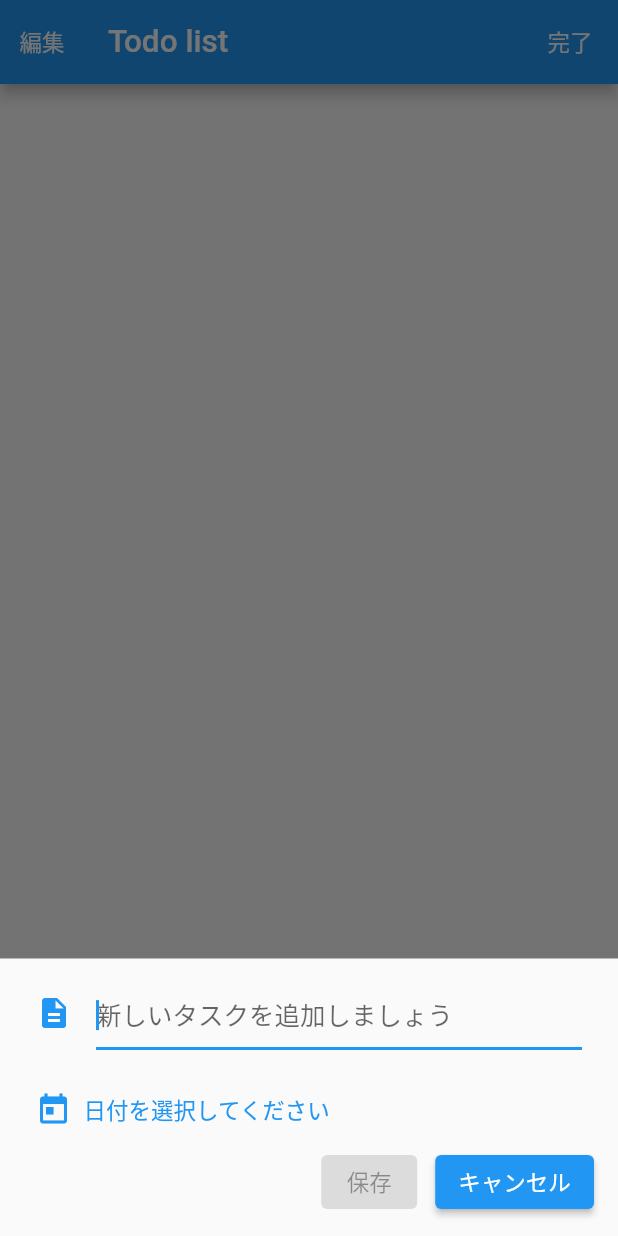
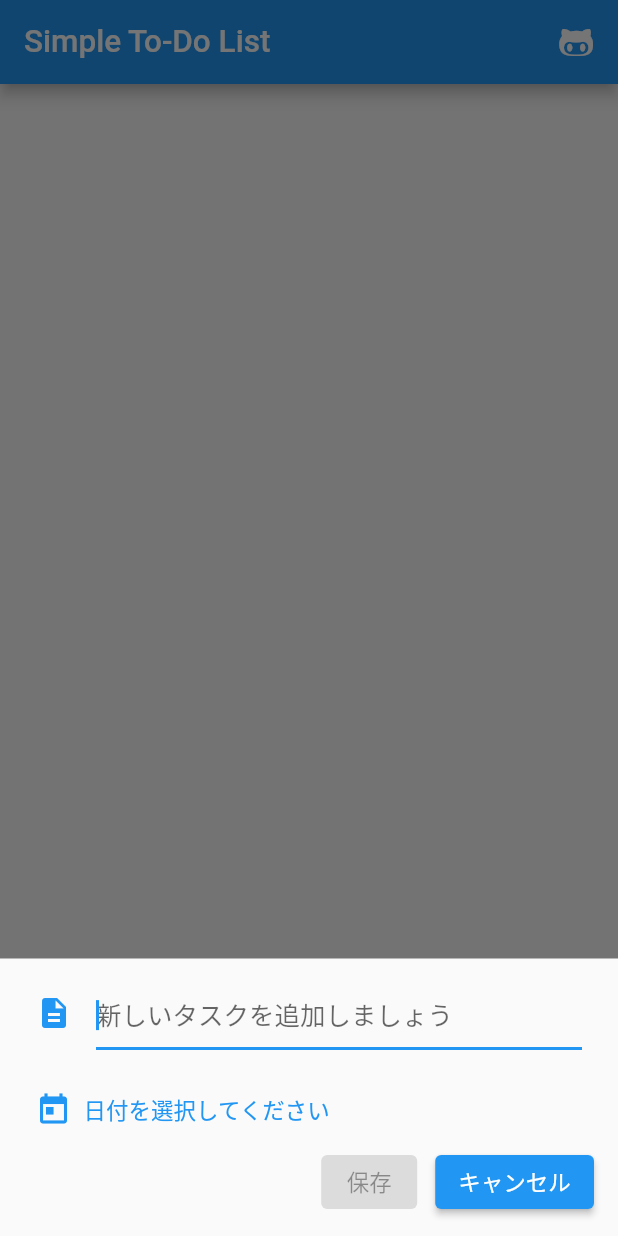
Before and after one commit to MasterHiei/todo_list, a Flutter app: the screen it shows after launch, after a tap on the "add" icon, on a phone screen of 412 x 824 dp. Run offline on Flutter 3.47's test engine with Material 2 defaults, Android fonts, the phone set to English and light mode, and no system bars; our stand-ins replace either_dart, flutter_riverpod, font_awesome_flutter, freezed_annotation, isar, riverpod_annotation; accounts and stored records are empty; generated files the repository leaves out were written again.

Commit message:
feat: implement remove todo

```diff
--- /dev/null
+++ b/lib/entities/saved_todo.dart
@@ -0,0 +1,31 @@
+import 'package:freezed_annotation/freezed_annotation.dart';
+import 'package:isar/isar.dart';
+
+import '../collections/todo.dart';
+
+part 'saved_todo.freezed.dart';
+
+@freezed
+class SavedTodo with _$SavedTodo {
+  const factory SavedTodo({
+    required Id id,
+    required String contents,
+    required DateTime deadline,
+    required bool isCompleted,
+  }) = _SavedTodo;
+
+  factory SavedTodo.from(Todo todo) => SavedTodo(
+        id: todo.id,
+        contents: todo.contents,
+        deadline: todo.deadline,
+        isCompleted: todo.isCompleted,
+      );
+
+  const SavedTodo._();
+
+  Todo toCollection() => Todo()
+    ..id = id
+    ..contents = contents
+    ..deadline = deadline
+    ..isCompleted = isCompleted;
+}
--- a/lib/entities/unsaved_todo.dart
+++ b/lib/entities/unsaved_todo.dart
@@ -4,6 +4,7 @@ import 'package:isar/isar.dart';
 
 import '../collections/todo.dart';
 import '../core/failures/value_failure.dart';
+import 'saved_todo.dart';
 
 part 'unsaved_todo.freezed.dart';
 
@@ -15,7 +16,7 @@ class UnsavedTodo with _$UnsavedTodo {
     DateTime? deadline,
   }) = _UnsavedTodo;
 
-  factory UnsavedTodo.fromSaved(Todo todo) => UnsavedTodo(
+  factory UnsavedTodo.from(SavedTodo todo) => UnsavedTodo(
         id: todo.id,
         contents: todo.contents,
         deadline: todo.deadline,
--- a/lib/main.dart
+++ b/lib/main.dart
@@ -31,9 +31,11 @@ class TodoApp extends StatelessWidget {
       theme: ThemeData.light(),
       localizationsDelegates: const [
         GlobalMaterialLocalizations.delegate,
+        GlobalCupertinoLocalizations.delegate,
       ],
       supportedLocales: const [Locale('ja', 'JP')],
       home: const TodoHomePage(),
+      debugShowCheckedModeBanner: false,
     );
   }
 }
--- a/lib/pages/widgets/todo_app_bar.dart
+++ b/lib/pages/widgets/todo_app_bar.dart
@@ -1,4 +1,6 @@
 import 'package:flutter/material.dart';
+import 'package:font_awesome_flutter/font_awesome_flutter.dart';
+import 'package:url_launcher/url_launcher.dart';
 
 class TodoAppBar extends StatelessWidget implements PreferredSizeWidget {
   const TodoAppBar({Key? key}) : super(key: key);
@@ -6,21 +8,14 @@ class TodoAppBar extends StatelessWidget implements PreferredSizeWidget {
   @override
   Widget build(BuildContext context) {
     return AppBar(
-      leading: TextButton(
-        child: const Text(
-          '編集',
-          style: TextStyle(color: Colors.white),
-        ),
-        onPressed: () {},
-      ),
-      title: const Text('Todo list'),
+      title: const Text('Simple To-Do List'),
       actions: [
-        TextButton(
-          child: const Text(
-            '完了',
-            style: TextStyle(color: Colors.white),
+        IconButton(
+          padding: const EdgeInsets.symmetric(horizontal: 16),
+          icon: const Icon(FontAwesomeIcons.githubAlt),
+          onPressed: () => launchUrl(
+            Uri.parse('https://github.com/MasterHiei/todo_list'),
           ),
-          onPressed: () {},
         ),
       ],
     );
--- a/lib/pages/widgets/todo_input_bottom_sheet.dart
+++ b/lib/pages/widgets/todo_input_bottom_sheet.dart
@@ -3,7 +3,7 @@ import 'package:flutter_riverpod/flutter_riverpod.dart';
 
 import '../../core/failures/extensions/date_time_format.dart';
 import '../../entities/unsaved_todo.dart';
-import '../../providers/todo/todo_provider.dart';
+import '../../providers/todo/draft_todo_provider.dart';
 
 class TodoInputBottomSheet extends StatelessWidget {
   const TodoInputBottomSheet({
@@ -13,7 +13,7 @@ class TodoInputBottomSheet extends StatelessWidget {
 
   final UnsavedTodo initialData;
 
-  TodoProvider get _todoProvider => todoProvider(initialData);
+  DraftTodoProvider get _draftTodoProvider => draftTodoProvider(initialData);
 
   @override
   Widget build(BuildContext context) {
@@ -41,16 +41,17 @@ class TodoInputBottomSheet extends StatelessWidget {
               builder: (_, ref, __) => Padding(
                 padding: const EdgeInsets.symmetric(horizontal: 8),
                 child: TextFormField(
-                  initialValue: ref.watch(_todoProvider).contents,
+                  initialValue: ref.watch(_draftTodoProvider).contents,
                   decoration: const InputDecoration(
                     icon: Icon(Icons.description),
                     hintText: '新しいタスクを追加しましょう',
                   ),
                   autofocus: true,
                   maxLines: null,
-                  onChanged: ref.read(_todoProvider.notifier).onContentsChanged,
+                  onChanged:
+                      ref.read(_draftTodoProvider.notifier).onContentsChanged,
                   validator: (_) =>
-                      ref.read(_todoProvider).failureOrContents.fold(
+                      ref.read(_draftTodoProvider).failureOrContents.fold(
                             (failure) => failure.message,
                             (_) => null,
                           ),
@@ -60,7 +61,7 @@ class TodoInputBottomSheet extends StatelessWidget {
             const SizedBox(height: 16),
             Consumer(
               builder: (_, ref, __) {
-                final deadline = ref.watch(_todoProvider).deadline;
+                final deadline = ref.watch(_draftTodoProvider).deadline;
                 return TextButton.icon(
                   onPressed: () async {
                     final selectedDate = await showDatePicker(
@@ -70,7 +71,7 @@ class TodoInputBottomSheet extends StatelessWidget {
                       lastDate: DateTime.now().add(const Duration(days: 365)),
                     );
                     ref
-                        .read(_todoProvider.notifier)
+                        .read(_draftTodoProvider.notifier)
                         .selectDeadline(selectedDate);
                   },
                   icon: const Icon(Icons.today),
@@ -87,7 +88,7 @@ class TodoInputBottomSheet extends StatelessWidget {
               children: [
                 Consumer(
                   builder: (_, ref, __) => ElevatedButton(
-                    onPressed: ref.watch(_todoProvider).isValid
+                    onPressed: ref.watch(_draftTodoProvider).isValid
                         ? () => _save(context, ref)
                         : null,
                     child: const Text('保存'),
@@ -105,7 +106,7 @@ class TodoInputBottomSheet extends StatelessWidget {
       );
 
   void _save(BuildContext context, WidgetRef ref) {
-    ref.read(_todoProvider.notifier).save();
+    ref.read(_draftTodoProvider.notifier).save();
     Navigator.pop(context);
   }
 }
--- a/lib/pages/widgets/todo_list_view.dart
+++ b/lib/pages/widgets/todo_list_view.dart
@@ -1,6 +1,7 @@
 import 'package:flutter/material.dart';
 import 'package:flutter_riverpod/flutter_riverpod.dart';
 
+import '../../entities/saved_todo.dart';
 import '../../providers/incomplete_todos_provider.dart';
 import 'todo_list_item_view.dart';
 
@@ -11,7 +12,8 @@ class TodoListView extends ConsumerWidget {
   Widget build(BuildContext context, WidgetRef ref) {
     return ref.watch(incompleteTodosProvider).when(
           data: (todos) {
-            final items = todos.map(TodoListItemView.new).toList();
+            final items =
+                todos.map(SavedTodo.from).map(TodoListItemView.new).toList();
             return ListView.builder(
               itemBuilder: (_, index) => items[index],
               itemCount: items.length,
--- a/lib/providers/todo/todo_provider.dart
+++ b/lib/providers/todo/draft_todo_provider.dart
@@ -4,10 +4,10 @@ import '../../entities/unsaved_todo.dart';
 import '../../services/todos_service.dart';
 import '../incomplete_todos_provider.dart';
 
-part 'todo_provider.g.dart';
+part 'draft_todo_provider.g.dart';
 
 @riverpod
-class Todo extends _$Todo {
+class DraftTodo extends _$DraftTodo {
   @override
   UnsavedTodo build(UnsavedTodo initialValue) => initialValue;
 
--- a/lib/services/clients/isar_provider.dart
+++ b/lib/services/clients/isar_provider.dart
@@ -1,4 +1,3 @@
-import 'package:flutter_riverpod/flutter_riverpod.dart';
 import 'package:isar/isar.dart';
 import 'package:path_provider/path_provider.dart';
 import 'package:riverpod_annotation/riverpod_annotation.dart';
```
Also changed, not shown: lib/pages/widgets/todo_list_item_view.dart (+93 -13 lines), lib/providers/todo/payload_todo_provider.dart (added, +18 -0 lines), pubspec.yaml (+6 -4 lines), lib/entities/saved_todo.freezed.dart (added), 7 other files.
